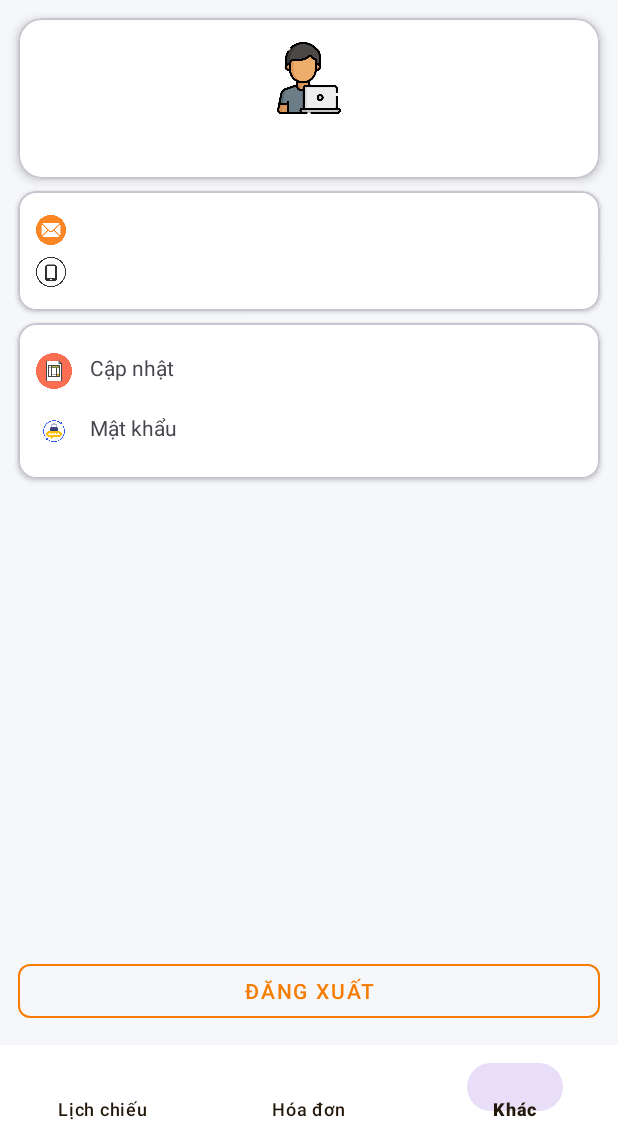
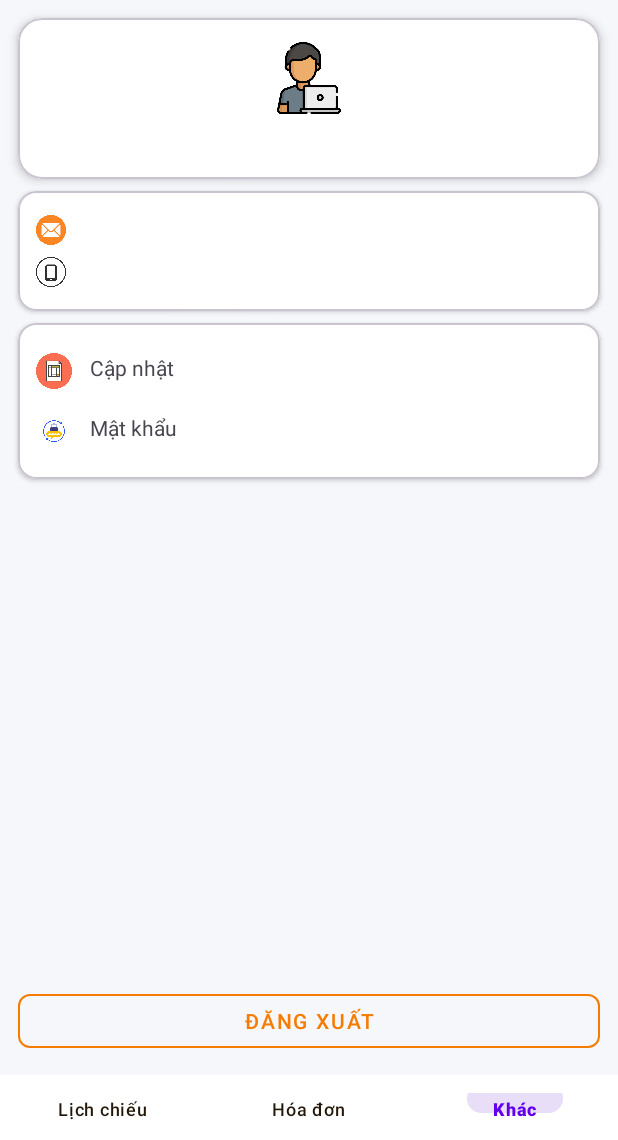
Before and after one commit to macuongthi444/Ticket-Management, an Android app: the OtherActivity screen opened directly, with no data from a screen before it, on a phone screen of 412 x 824 dp, the part 96-1236 px from its top. Run offline under Robolectric (Android 15) with nearby library versions, the phone set to English and light mode, and no system bars; our stand-ins replace Firebase (no records; nobody signed in at launch, a user with empty details on screens opened directly); 1 statement that could not run was skipped.

Commit message:
Commit Bottom

```diff
--- /dev/null
+++ b/app/src/main/res/color/nav_item_color.xml
@@ -0,0 +1,6 @@
+<?xml version="1.0" encoding="utf-8"?>
+<selector xmlns:android="http://schemas.android.com/apk/res/android">
+    <item android:state_checked="true" android:color="@color/selected_item_color" />
+    <item android:state_pressed="true" android:color="@color/ripple_color" />
+    <item android:color="@color/unselected_item_color" />
+</selector>
--- /dev/null
+++ b/app/src/main/res/color/nav_item_ripple.xml
@@ -0,0 +1,6 @@
+<?xml version="1.0" encoding="utf-8"?>
+<selector xmlns:android="http://schemas.android.com/apk/res/android">
+    <item android:state_pressed="true" android:color="#33FFFFFF" /> <!-- Màu ripple nhẹ, trong suốt -->
+    <item android:state_checked="true" android:color="#6200EE" /> <!-- Màu khi item được chọn -->
+    <item android:color="#231709" /> <!-- Màu mặc định -->
+</selector>
--- a/app/src/main/res/layout/activity_bottom.xml
+++ b/app/src/main/res/layout/activity_bottom.xml
@@ -31,12 +31,13 @@
     <com.google.android.material.bottomnavigation.BottomNavigationView
         android:id="@+id/btnNavigation"
         android:layout_width="match_parent"
-        android:layout_height="63dp"
+        android:layout_height="43dp"
         android:layout_gravity="bottom"
-        android:background="#ffffff"
+        android:background="#FFFFFF"
         app:labelVisibilityMode="labeled"
-        app:itemTextColor="#231709"
-        app:itemIconTint="#231709"
-        app:menu="@menu/menu"/>
+        app:itemTextColor="@color/nav_item_ripple"
+        app:itemIconTint="@color/nav_item_ripple"
+        app:itemRippleColor="@color/nav_item_ripple"
+        app:menu="@menu/menu" />
 
 </LinearLayout>
--- a/app/src/main/res/values/colors.xml
+++ b/app/src/main/res/values/colors.xml
@@ -1,5 +1,6 @@
-<?xml version="1.0" encoding="utf-8"?>
 <resources>
-    <color name="black">#FF000000</color>
-    <color name="white">#FFFFFFFF</color>
+    <color name="selected_item_color">#6200EE</color> <!-- Color when item is selected -->
+    <color name="unselected_item_color">#231709</color> <!-- Default item color -->
+    <color name="ripple_color">#33FFFFFF</color> <!-- Subtle ripple effect -->
+    <color name="white">#FFFFFF</color>
 </resources>
```
